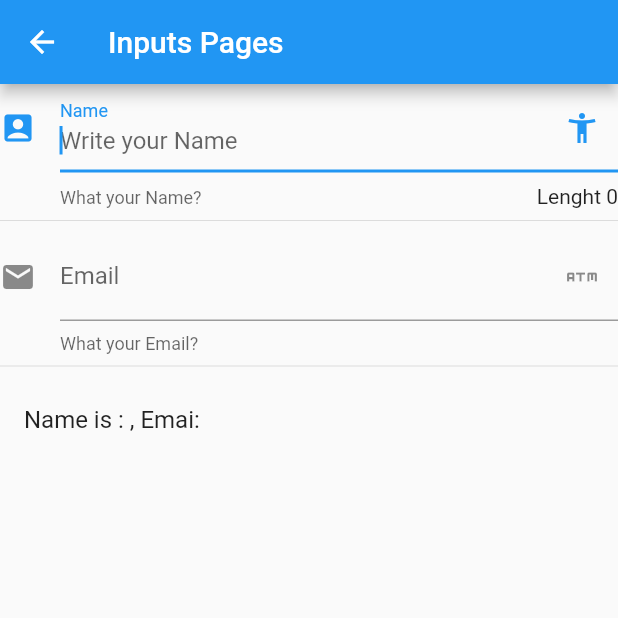
After one commit to AdrianZelada/components-flutter, a Flutter app: the InputPage screen opened by its route, on a phone screen of 412 x 824 dp, the top half of it. The commit adds this screen. Run offline on Flutter 3.47's test engine with Material 2 defaults, Android fonts, the phone set to English and light mode, and no system bars; network calls fail.

Commit message:
animate alert input pages

```diff
--- /dev/null
+++ b/lib/src/pages/Input_page.dart
@@ -0,0 +1,77 @@
+import 'package:flutter/material.dart';
+
+class InputPage extends StatefulWidget {
+  @override
+  _InputPageState createState() => _InputPageState();
+}
+
+class _InputPageState extends State<InputPage> {
+
+  String _name = '';
+  String _email = '';
+  @override
+  Widget build(BuildContext context) {
+    return Scaffold(
+      appBar: AppBar(
+        title: Text('Inputs Pages'),
+      ),
+      body: ListView(
+        children: <Widget>[
+            _inputText(),
+            Divider(),
+            _inputEmail(),
+            Divider(),
+            _listenName()
+          ],
+        ),
+      );
+  }
+
+
+  Widget _inputText() {
+    return TextField(
+      autofocus: true,
+      textCapitalization: TextCapitalization.words,
+      decoration: InputDecoration(
+        counter: Text('Lenght ${_name.length.toString() }'),
+        labelText: 'Name',
+        hintText: 'Write your Name',
+        helperText: 'What your Name? ',
+        suffixIcon: Icon(Icons.accessibility_new),
+        icon: Icon(Icons.account_box)
+
+
+      ),
+      onChanged: (value) {
+        setState(() {
+          _name = value;
+        });
+      },
+    );
+  }
+
+
+  Widget _listenName() {
+    return ListTile(
+      title: Text('Name is : ${_name}, Emai: ${_email}'),
+    );
+  }
+
+  Widget _inputEmail() {
+    return TextField(
+      keyboardType: TextInputType.emailAddress,
+      textCapitalization: TextCapitalization.words,
+      decoration: InputDecoration(
+        labelText: 'Email',
+        helperText: 'What your Email? ',
+        suffixIcon: Icon(Icons.atm),
+        icon: Icon(Icons.email)
+      ),
+      onChanged: (value) {
+        setState(() {
+          _email = value;
+        });
+      },
+    );
+  }
+}
--- a/lib/src/routes/routes_pages.dart
+++ b/lib/src/routes/routes_pages.dart
@@ -1,3 +1,5 @@
+import 'package:components/src/pages/Input_page.dart';
+import 'package:components/src/pages/animate_container_page.dart';
 import 'package:components/src/pages/card_page.dart';
 import 'package:flutter/material.dart';
 import 'package:components/src/pages/alert_page.dart';
@@ -10,5 +12,7 @@ Map <String, WidgetBuilder> getRoutes() {
     'alert'   : (context) => AlertPage(),
     'avatar'  : (context) => AvatarPage(),
     'card'    : (context) => CardPage(),
+    'animatedContainer' : (context) => AnimateContainerPage(),
+    'inputs'  : (context) => InputPage()
   };
 }
--- a/lib/src/utils/icons_string_utils.dart
+++ b/lib/src/utils/icons_string_utils.dart
@@ -4,6 +4,8 @@ final _icons = <String, IconData> {
   'add_alert' : Icons.add_alert,
   'accessibility' : Icons.accessibility,
   'folder_open' : Icons.add_alert,
+  'donut'       : Icons.donut_large,
+  'input'       : Icons.input
 };
 
 Icon getIcon( String iconName) {
```
Also changed, not shown: data/menu_opts.json (+10 -0 lines), lib/src/pages/alert_page.dart (+54 -0 lines), lib/src/pages/animate_container_page.dart (added, +55 -0 lines), lib/src/pages/avatar_page.dart (+27 -2 lines).
